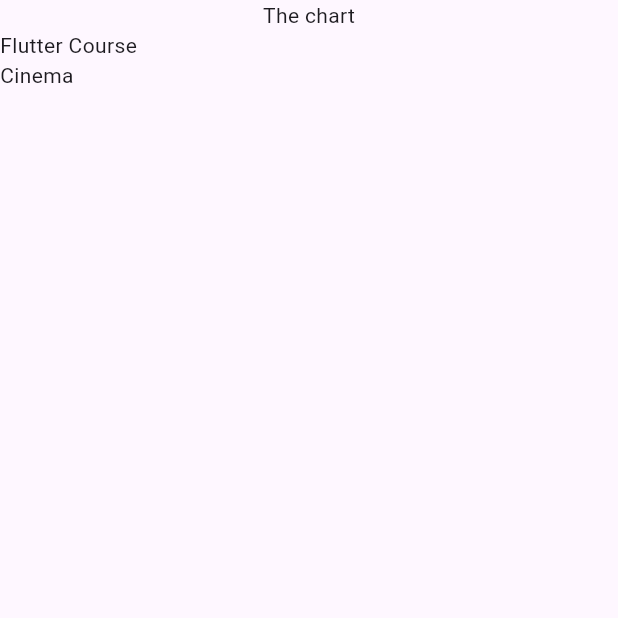
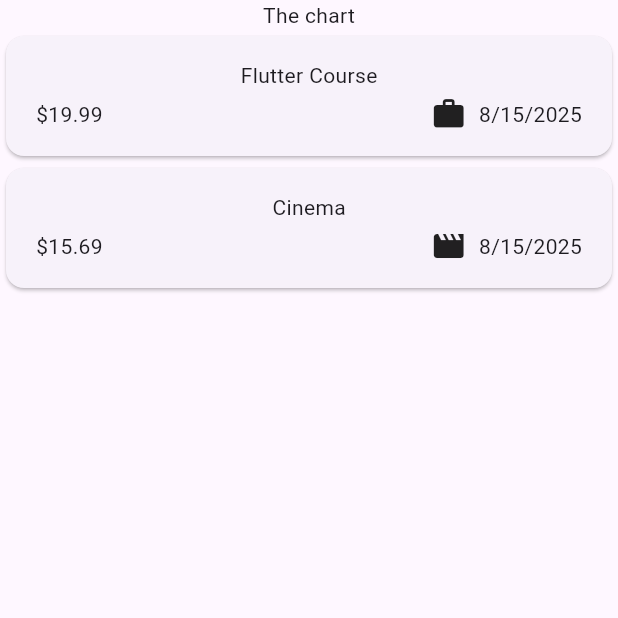
Before and after one commit to halityrd/expense_tracker, a Flutter app: the screen it shows after launch, on a phone screen of 412 x 824 dp, the top half of it. Run offline on Flutter 3.47's test engine with Material 3 defaults, Android fonts, the phone set to English and light mode, and no system bars.

Commit message:
Using Icons and Formatting Dates

```diff
--- a/lib/main.dart
+++ b/lib/main.dart
@@ -1,4 +1,4 @@
-import 'package:expense_tracker/expenses.dart';
+import 'package:expense_tracker/widgets/expenses.dart';
 import 'package:flutter/material.dart';
 
 void main() {
--- a/lib/models/expense.dart
+++ b/lib/models/expense.dart
@@ -1,8 +1,19 @@
+import 'package:flutter/material.dart';
+import 'package:intl/intl.dart';
 import 'package:uuid/uuid.dart';
+
+final formatter = DateFormat.yMd();
 
 const uuid = Uuid();
 
-enum Category { food, travle, leisure, work }
+enum Category { food, travel, leisure, work }
+
+const categoryIcons = {
+  Category.food: Icons.lunch_dining,
+  Category.travel: Icons.flight_takeoff,
+  Category.leisure: Icons.movie,
+  Category.work: Icons.work,
+};
 
 class Expense {
   Expense({
@@ -17,4 +28,8 @@ class Expense {
   final double amount;
   final DateTime date;
   final Category category;
+
+  String get formattedDate {
+    return formatter.format(date);
+  }
 }
--- a/lib/expenses.dart
+++ b/lib/widgets/expenses.dart
@@ -1,4 +1,4 @@
-import 'package:expense_tracker/expenses_list.dart';
+import 'package:expense_tracker/widgets/expenses_list/expenses_list.dart';
 import 'package:expense_tracker/models/expense.dart';
 import 'package:flutter/material.dart';
 
--- /dev/null
+++ b/lib/widgets/expenses_list/expense_item.dart
@@ -0,0 +1,36 @@
+import 'package:expense_tracker/models/expense.dart';
+import 'package:flutter/material.dart';
+
+class ExpenseItem extends StatelessWidget {
+  const ExpenseItem(this.expense, {super.key});
+
+  final Expense expense;
+
+  @override
+  Widget build(BuildContext context) {
+    return Card(
+      child: Padding(
+        padding: const EdgeInsets.symmetric(horizontal: 20, vertical: 16),
+        child: Column(
+          children: [
+            Text(expense.title),
+            const SizedBox(height: 4),
+            Row(
+              children: [
+                Text('\$${expense.amount.toStringAsFixed(2)}'),
+                const Spacer(),
+                Row(
+                  children: [
+                    Icon(categoryIcons[expense.category]),
+                    const SizedBox(width: 8),
+                    Text(expense.formattedDate),
+                  ],
+                ),
+              ],
+            ),
+          ],
+        ),
+      ),
+    );
+  }
+}
--- a/lib/expenses_list.dart
+++ b/lib/widgets/expenses_list/expenses_list.dart
@@ -1,4 +1,5 @@
 import 'package:expense_tracker/models/expense.dart';
+import 'package:expense_tracker/widgets/expenses_list/expense_item.dart';
 import 'package:flutter/material.dart';
 
 class ExpensesList extends StatelessWidget {
@@ -10,7 +11,7 @@ class ExpensesList extends StatelessWidget {
   Widget build(BuildContext context) {
     return ListView.builder(
       itemCount: expenses.length,
-      itemBuilder: (ctx, index) => Text(expenses[index].title),
+      itemBuilder: (ctx, index) => ExpenseItem(expenses[index]),
     );
   }
 }
--- a/pubspec.yaml
+++ b/pubspec.yaml
@@ -35,6 +35,7 @@ dependencies:
   # Use with the CupertinoIcons class for iOS style icons.
   cupertino_icons: ^1.0.8
   uuid: ^4.5.1
+  intl: ^0.20.2
 
 dev_dependencies:
   flutter_test:
```
Also changed, not shown: pubspec.lock.
